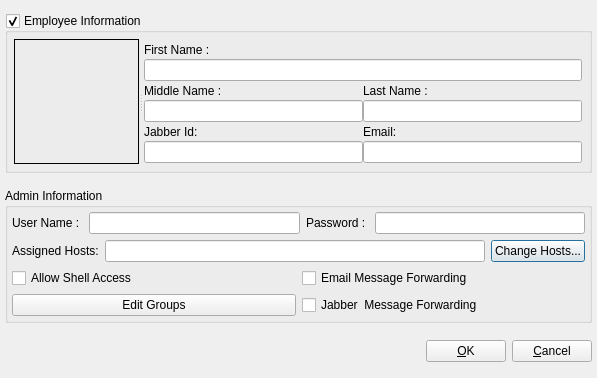
This is cpp/lib/classesui/ui/userdialogui.ui in kurikaesu/arsenalsuite as Qt 5 draws it before an edit. The edited form follows.
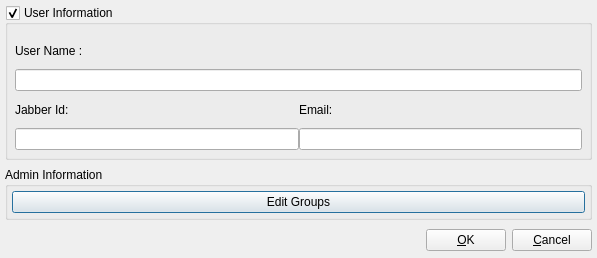
This is the edited form.

Commit message: Removing all traces of the Employee and related tables from arsenal.

```diff
--- a/cpp/lib/classesui/ui/userdialogui.ui
+++ b/cpp/lib/classesui/ui/userdialogui.ui
@@ -7,7 +7,7 @@
     <x>0</x>
     <y>0</y>
     <width>597</width>
-    <height>378</height>
+    <height>254</height>
    </rect>
   </property>
   <property name="windowTitle">
@@ -35,7 +35,7 @@
       </size>
      </property>
      <property name="title">
-      <string>Employee Information</string>
+      <string>User Information</string>
      </property>
      <property name="checkable">
       <bool>true</bool>
@@ -52,47 +52,6 @@
         <property name="orientation">
          <enum>Qt::Horizontal</enum>
         </property>
-        <widget class="QLabel" name="mPixmapLabel">
-         <property name="sizePolicy">
-          <sizepolicy hsizetype="Fixed" vsizetype="Fixed">
-           <horstretch>0</horstretch>
-           <verstretch>0</verstretch>
-          </sizepolicy>
-         </property>
-         <property name="minimumSize">
-          <size>
-           <width>125</width>
-           <height>125</height>
-          </size>
-         </property>
-         <property name="maximumSize">
-          <size>
-           <width>125</width>
-           <height>125</height>
-          </size>
-         </property>
-         <property name="baseSize">
-          <size>
-           <width>125</width>
-           <height>125</height>
-          </size>
-         </property>
-         <property name="toolTip">
-          <string comment="Employee picture"/>
-         </property>
-         <property name="frameShape">
-          <enum>QFrame::Box</enum>
-         </property>
-         <property name="frameShadow">
-          <enum>QFrame::Plain</enum>
-         </property>
-         <property name="text">
-          <string/>
-         </property>
-         <property name="alignment">
-          <set>Qt::AlignCenter</set>
-         </property>
-        </widget>
         <widget class="QWidget" name="layoutWidget">
          <layout class="QGridLayout">
           <property name="margin">
@@ -101,58 +60,38 @@
           <property name="spacing">
            <number>0</number>
           </property>
-          <item row="4" column="0">
+          <item row="2" column="1">
+           <widget class="QLabel" name="textLabel3">
+            <property name="text">
+             <string>Email:</string>
+            </property>
+           </widget>
+          </item>
+          <item row="1" column="0" colspan="2">
+           <widget class="QLineEdit" name="mName"/>
+          </item>
+          <item row="3" column="1">
+           <widget class="QLineEdit" name="mEmail"/>
+          </item>
+          <item row="2" column="0">
            <widget class="QLabel" name="textLabel4">
             <property name="text">
              <string>Jabber Id:</string>
             </property>
            </widget>
           </item>
-          <item row="5" column="0">
-           <widget class="QLineEdit" name="mJid"/>
-          </item>
-          <item row="1" column="0" colspan="2">
-           <widget class="QLineEdit" name="mFirst"/>
-          </item>
           <item row="0" column="0">
            <widget class="QLabel" name="textLabel1">
             <property name="text">
-             <string>First Name : </string>
+             <string>User Name : </string>
             </property>
             <property name="buddy">
              <cstring></cstring>
             </property>
            </widget>
           </item>
-          <item row="4" column="1">
-           <widget class="QLabel" name="textLabel3">
-            <property name="text">
-             <string>Email:</string>
-            </property>
-           </widget>
-          </item>
-          <item row="2" column="0">
-           <widget class="QLabel" name="textLabel7">
-            <property name="text">
-             <string>Middle Name : </string>
-            </property>
-           </widget>
-          </item>
-          <item row="2" column="1">
-           <widget class="QLabel" name="textLabel2">
-            <property name="text">
-             <string>Last Name :</string>
-            </property>
-           </widget>
-          </item>
           <item row="3" column="0">
-           <widget class="QLineEdit" name="mMiddle"/>
-          </item>
-          <item row="5" column="1">
-           <widget class="QLineEdit" name="mEmail"/>
-          </item>
-          <item row="3" column="1">
-           <widget class="QLineEdit" name="mLast"/>
+           <widget class="QLineEdit" name="mJid"/>
           </item>
          </layout>
         </widget>
@@ -180,71 +119,6 @@
        <number>6</number>
       </property>
       <item row="0" column="0">
-       <layout class="QHBoxLayout">
-        <property name="spacing">
-         <number>6</number>
-        </property>
-        <property name="margin">
-         <number>0</number>
-        </property>
-        <item>
-         <widget class="QLabel" name="textLabel5">
-          <property name="text">
-           <string>User Name : </string>
-          </property>
-         </widget>
-        </item>
-        <item>
-         <widget class="QLineEdit" name="mUserName"/>
-        </item>
-        <item>
-         <widget class="QLabel" name="textLabel6">
-          <property name="text">
-           <string>Password : </string>
-          </property>
-         </widget>
-        </item>
-        <item>
-         <widget class="QLineEdit" name="mPassword">
-          <property name="echoMode">
-           <enum>QLineEdit::Password</enum>
-          </property>
-         </widget>
-        </item>
-       </layout>
-      </item>
-      <item row="1" column="0">
-       <layout class="QHBoxLayout">
-        <property name="spacing">
-         <number>6</number>
-        </property>
-        <property name="margin">
-         <number>0</number>
-        </property>
-        <item>
-         <widget class="QLabel" name="textLabel8">
-          <property name="text">
-           <string>Assigned Hosts:</string>
-          </property>
-         </widget>
-        </item>
-        <item>
-         <widget class="QLineEdit" name="mAssignedHostsEdit">
-          <property name="readOnly">
-           <bool>true</bool>
-          </property>
-         </widget>
-        </item>
-        <item>
-         <widget class="QPushButton" name="mAssignedHostsButton">
-          <property name="text">
-           <string>Change Hosts...</string>
-          </property>
-         </widget>
-        </item>
-       </layout>
-      </item>
-      <item row="2" column="0">
        <layout class="QGridLayout">
         <property name="margin">
          <number>0</number>
@@ -253,20 +127,6 @@
          <number>6</number>
         </property>
         <item row="0" column="0">
-         <widget class="QCheckBox" name="mShellCheck">
-          <property name="text">
-           <string>Allow Shell Access</string>
-          </property>
-         </widget>
-        </item>
-        <item row="1" column="1">
-         <widget class="QCheckBox" name="mNotifyJabberCheck">
-          <property name="text">
-           <string>Jabber  Message Forwarding</string>
-          </property>
-         </widget>
-        </item>
-        <item row="1" column="0">
          <widget class="QPushButton" name="mEditGroups">
           <property name="minimumSize">
            <size>
@@ -279,13 +139,6 @@
           </property>
          </widget>
         </item>
-        <item row="0" column="1">
-         <widget class="QCheckBox" name="mNotifyEmailCheck">
-          <property name="text">
-           <string>Email Message Forwarding</string>
-          </property>
-         </widget>
-        </item>
        </layout>
       </item>
      </layout>
```
Left out of the diff: 13 changed lines with no effect on the pictures. The commit also changes 57 other files.
